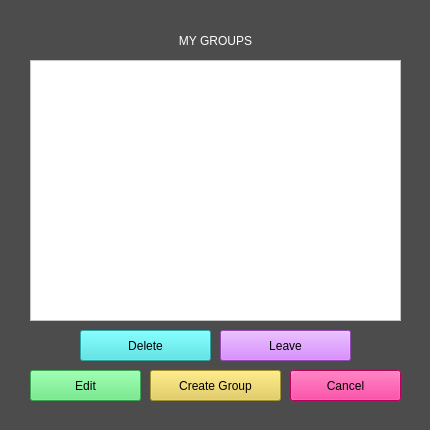
This is manage_groups.ui in allenh1/timefuse-client as Qt 5 draws it before an edit. The edited form follows.
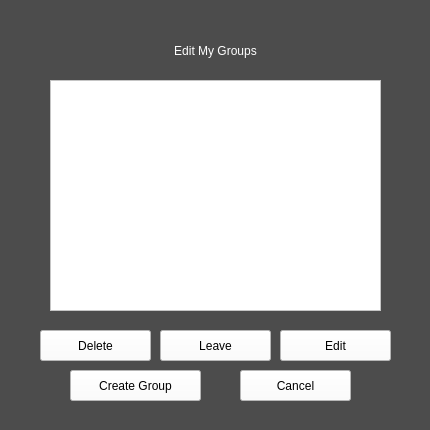
This is the edited form.

What changed in the file:
```diff
--- a/manage_groups.ui
+++ b/manage_groups.ui
@@ -20,10 +20,10 @@
   <widget class="QLabel" name="title">
    <property name="geometry">
     <rect>
-     <x>150</x>
+     <x>130</x>
      <y>30</y>
-     <width>131</width>
-     <height>21</height>
+     <width>171</width>
+     <height>41</height>
     </rect>
    </property>
    <property name="styleSheet">
@@ -31,7 +31,7 @@
 font: 17pt &quot;Courier&quot;;</string>
    </property>
    <property name="text">
-    <string>MY GROUPS</string>
+    <string>Edit My Groups</string>
    </property>
    <property name="alignment">
     <set>Qt::AlignCenter</set>
@@ -40,15 +40,16 @@
   <widget class="QPushButton" name="create_new_group">
    <property name="geometry">
     <rect>
-     <x>150</x>
+     <x>70</x>
      <y>370</y>
      <width>131</width>
      <height>31</height>
     </rect>
    </property>
    <property name="styleSheet">
-    <string notr="true">font: 13pt &quot;Courier&quot;;
-background-color: rgb(227, 201, 69);</string>
+    <string notr="true">background-color: rgb(255, 255, 255);
+color: rgb(0, 0, 0);
+font: 13pt &quot;Courier&quot;;</string>
    </property>
    <property name="text">
     <string>Create Group</string>
@@ -57,15 +58,16 @@
   <widget class="QPushButton" name="back_button">
    <property name="geometry">
     <rect>
-     <x>290</x>
+     <x>240</x>
      <y>370</y>
      <width>111</width>
      <height>31</height>
     </rect>
    </property>
    <property name="styleSheet">
-    <string notr="true">font: 13pt &quot;Courier&quot;;
-background-color: rgb(255, 0, 128);</string>
+    <string notr="true">background-color: rgb(255, 255, 255);
+color: rgb(0, 0, 0);
+font: 13pt &quot;Courier&quot;;</string>
    </property>
    <property name="text">
     <string>Cancel</string>
@@ -74,15 +76,16 @@
   <widget class="QPushButton" name="delete_group">
    <property name="geometry">
     <rect>
-     <x>80</x>
+     <x>40</x>
      <y>330</y>
-     <width>131</width>
+     <width>111</width>
      <height>31</height>
     </rect>
    </property>
    <property name="styleSheet">
-    <string notr="true">font: 13pt &quot;Courier&quot;;
-background-color: rgb(61, 229, 229);</string>
+    <string notr="true">background-color: rgb(255, 255, 255);
+color: rgb(0, 0, 0);
+font: 13pt &quot;Courier&quot;;</string>
    </property>
    <property name="text">
     <string>Delete</string>
@@ -91,15 +94,16 @@
   <widget class="QPushButton" name="edit_group">
    <property name="geometry">
     <rect>
-     <x>30</x>
-     <y>370</y>
+     <x>280</x>
+     <y>330</y>
      <width>111</width>
      <height>31</height>
     </rect>
    </property>
    <property name="styleSheet">
-    <string notr="true">font: 13pt &quot;Courier&quot;;
-background-color: rgb(86, 231, 115);</string>
+    <string notr="true">background-color: rgb(255, 255, 255);
+color: rgb(0, 0, 0);
+font: 13pt &quot;Courier&quot;;</string>
    </property>
    <property name="text">
     <string>Edit</string>
@@ -108,15 +112,16 @@
   <widget class="QPushButton" name="leave_group">
    <property name="geometry">
     <rect>
-     <x>220</x>
+     <x>160</x>
      <y>330</y>
-     <width>131</width>
+     <width>111</width>
      <height>31</height>
     </rect>
    </property>
    <property name="styleSheet">
-    <string notr="true">font: 13pt &quot;Courier&quot;;
-background-color: rgb(204, 102, 255);</string>
+    <string notr="true">background-color: rgb(255, 255, 255);
+color: rgb(0, 0, 0);
+font: 13pt &quot;Courier&quot;;</string>
    </property>
    <property name="text">
     <string>Leave</string>
@@ -125,10 +130,10 @@
   <widget class="QListWidget" name="list_groups">
    <property name="geometry">
     <rect>
-     <x>30</x>
-     <y>60</y>
-     <width>371</width>
-     <height>261</height>
+     <x>50</x>
+     <y>80</y>
+     <width>331</width>
+     <height>231</height>
     </rect>
    </property>
    <property name="styleSheet">
```
Left out of the diff: 2 changed lines with no effect on the pictures.
